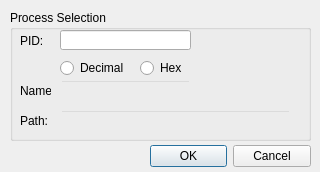
The window that src/OpenArk/ui/process-selection.ui (BlackINT3/OpenArk) describes before a commit, drawn with Qt 5.
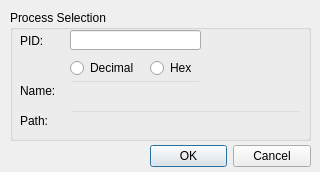
The same window after the commit.

```diff
--- a/src/OpenArk/ui/process-selection.ui
+++ b/src/OpenArk/ui/process-selection.ui
@@ -56,7 +56,7 @@
    <widget class="QLineEdit" name="pidEdit">
     <property name="geometry">
      <rect>
-      <x>50</x>
+      <x>60</x>
       <y>20</y>
       <width>131</width>
       <height>20</height>
@@ -69,7 +69,7 @@
    <widget class="QRadioButton" name="decRadio">
     <property name="geometry">
      <rect>
-      <x>50</x>
+      <x>60</x>
       <y>50</y>
       <width>71</width>
       <height>16</height>
@@ -82,9 +82,9 @@
    <widget class="QRadioButton" name="hexRadio">
     <property name="geometry">
      <rect>
-      <x>130</x>
+      <x>140</x>
       <y>50</y>
-      <width>51</width>
+      <width>71</width>
       <height>16</height>
      </rect>
     </property>
@@ -97,7 +97,7 @@
      <rect>
       <x>10</x>
       <y>20</y>
-      <width>31</width>
+      <width>41</width>
       <height>21</height>
      </rect>
     </property>
@@ -110,7 +110,7 @@
      <rect>
       <x>10</x>
       <y>70</y>
-      <width>31</width>
+      <width>41</width>
       <height>21</height>
      </rect>
     </property>
@@ -123,7 +123,7 @@
      <rect>
       <x>10</x>
       <y>100</y>
-      <width>31</width>
+      <width>41</width>
       <height>21</height>
      </rect>
     </property>
@@ -137,7 +137,7 @@
     </property>
     <property name="geometry">
      <rect>
-      <x>50</x>
+      <x>60</x>
       <y>70</y>
       <width>131</width>
       <height>20</height>
@@ -153,7 +153,7 @@
     </property>
     <property name="geometry">
      <rect>
-      <x>50</x>
+      <x>60</x>
       <y>100</y>
       <width>231</width>
       <height>20</height>
```
